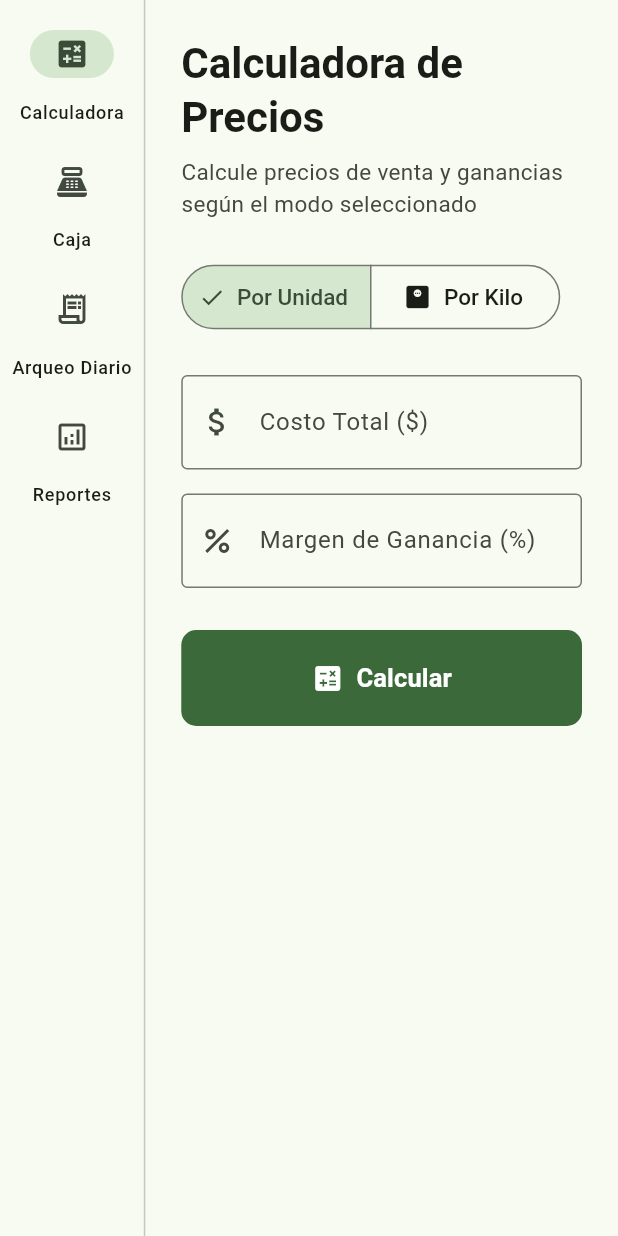
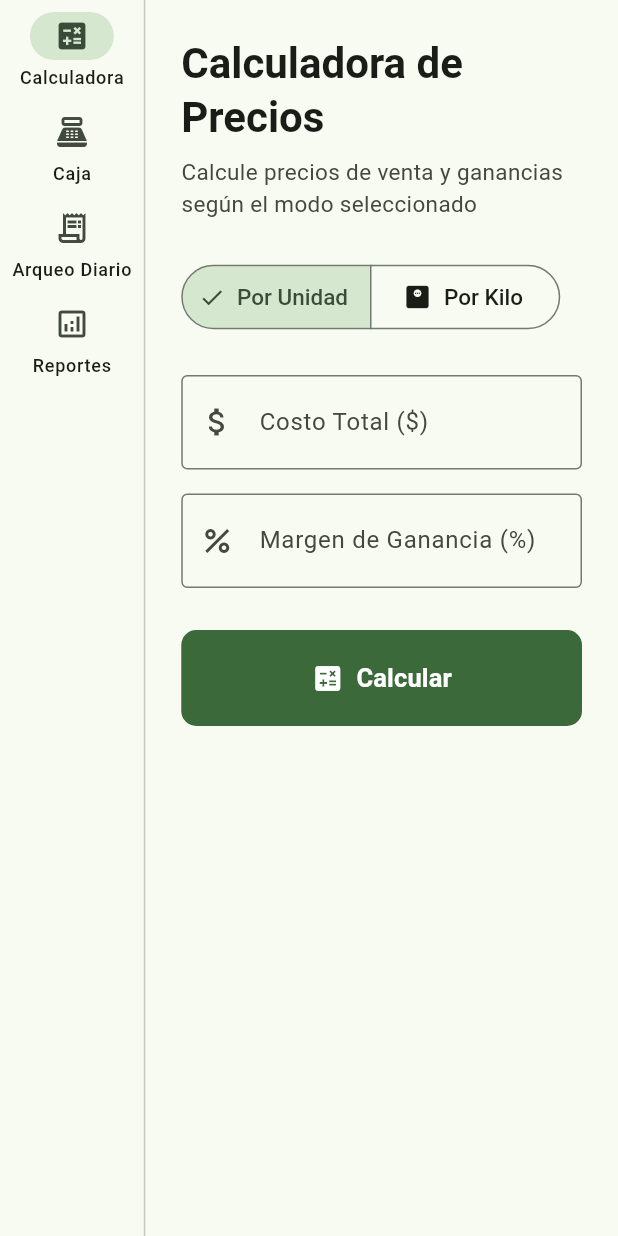
Before and after one commit to ArielNks/sistema-gestion-mvp, a Flutter app: the screen it shows after launch, on a phone screen of 412 x 824 dp. Run offline on Flutter 3.47's test engine with Material 3 defaults, Android fonts, the phone set to English and light mode, and no system bars; our stand-ins replace get_it, pdf, printing, shared_preferences, sqflite, sqflite_common_ffi; accounts and stored records are empty.

Commit message:
fix(ui): restablecer menu lateral a valores por defecto para corregir animacion

```diff
--- a/lib/infraestructura/entrada/ui/pantallas/pantalla_principal.dart
+++ b/lib/infraestructura/entrada/ui/pantallas/pantalla_principal.dart
@@ -16,60 +16,24 @@ class _PantallaPrincipalState extends State<PantallaPrincipal> {
 
   static const List<NavigationRailDestination> _destinos = [
     NavigationRailDestination(
-      icon: Padding(
-        padding: EdgeInsets.symmetric(vertical: 16),
-        child: Icon(Icons.calculate_outlined),
-      ),
-      selectedIcon: Padding(
-        padding: EdgeInsets.symmetric(vertical: 16),
-        child: Icon(Icons.calculate),
-      ),
-      label: Text(
-        'Calculadora',
-        style: TextStyle(fontSize: 12, height: 1.1),
-      ),
+      icon: Icon(Icons.calculate_outlined),
+      selectedIcon: Icon(Icons.calculate),
+      label: Text('Calculadora'),
     ),
     NavigationRailDestination(
-      icon: Padding(
-        padding: EdgeInsets.symmetric(vertical: 16),
-        child: Icon(Icons.point_of_sale_outlined),
-      ),
-      selectedIcon: Padding(
-        padding: EdgeInsets.symmetric(vertical: 16),
-        child: Icon(Icons.point_of_sale),
-      ),
-      label: Text(
-        'Caja',
-        style: TextStyle(fontSize: 12, height: 1.1),
-      ),
+      icon: Icon(Icons.point_of_sale_outlined),
+      selectedIcon: Icon(Icons.point_of_sale),
+      label: Text('Caja'),
     ),
     NavigationRailDestination(
-      icon: Padding(
-        padding: EdgeInsets.symmetric(vertical: 16),
-        child: Icon(Icons.receipt_long_outlined),
-      ),
-      selectedIcon: Padding(
-        padding: EdgeInsets.symmetric(vertical: 16),
-        child: Icon(Icons.receipt_long),
-      ),
-      label: Text(
-        'Arqueo Diario',
-        style: TextStyle(fontSize: 12, height: 1.1),
-      ),
+      icon: Icon(Icons.receipt_long_outlined),
+      selectedIcon: Icon(Icons.receipt_long),
+      label: Text('Arqueo Diario'),
     ),
     NavigationRailDestination(
-      icon: Padding(
-        padding: EdgeInsets.symmetric(vertical: 16),
-        child: Icon(Icons.analytics_outlined),
-      ),
-      selectedIcon: Padding(
-        padding: EdgeInsets.symmetric(vertical: 16),
-        child: Icon(Icons.analytics),
-      ),
-      label: Text(
-        'Reportes',
-        style: TextStyle(fontSize: 12, height: 1.1),
-      ),
+      icon: Icon(Icons.analytics_outlined),
+      selectedIcon: Icon(Icons.analytics),
+      label: Text('Reportes'),
     ),
   ];
 
```
